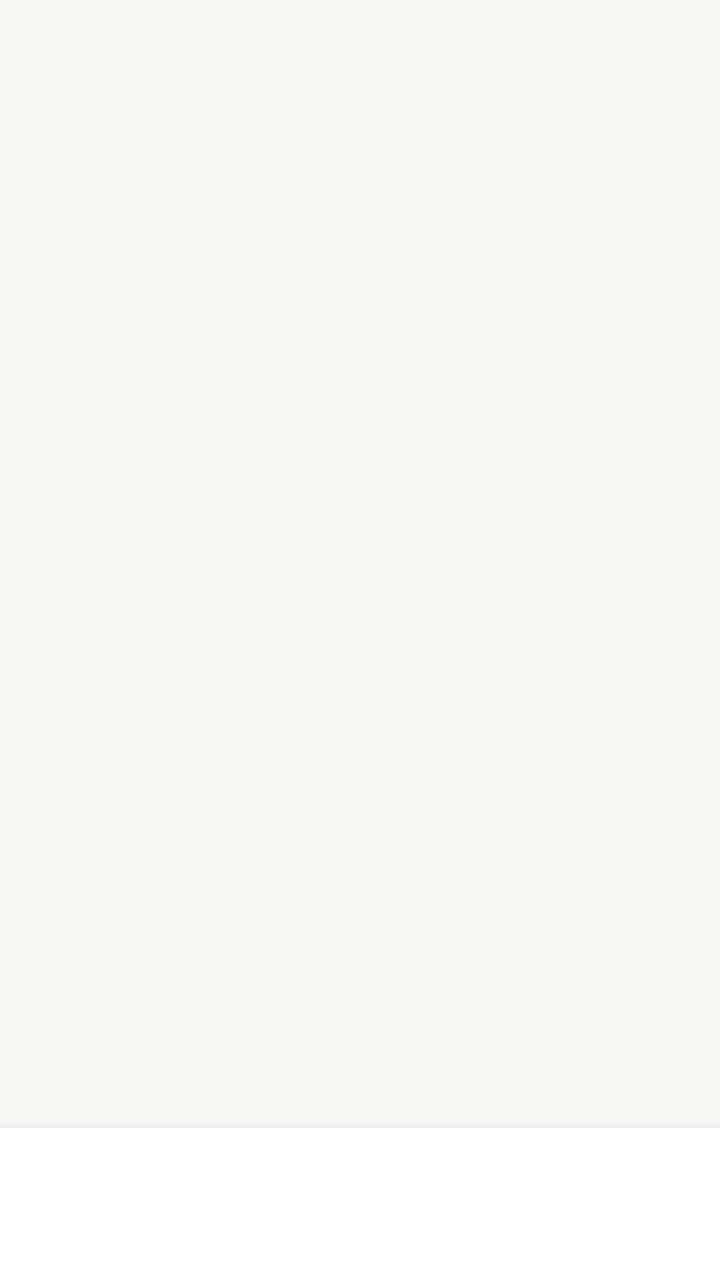
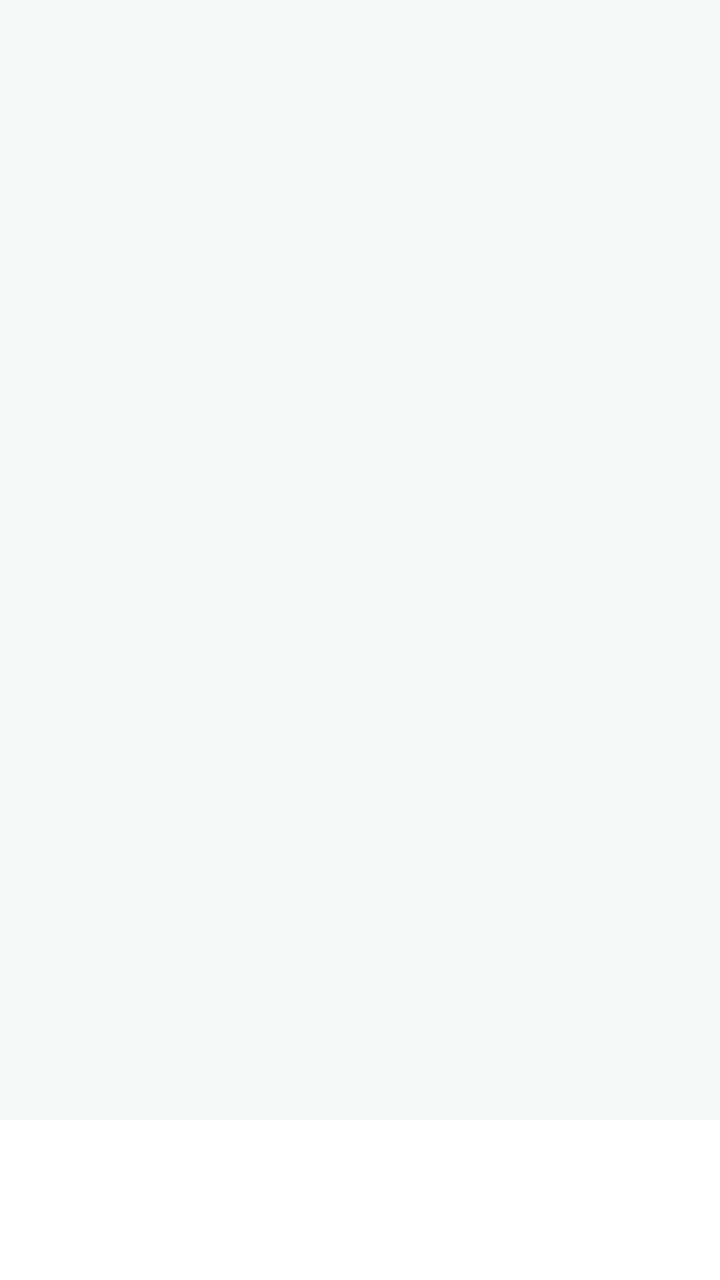

Before-and-after screenshots of an Android layout around one commit, followed by the original layout XML and the change that was made.
<!-- AndroidManifest.xml: application theme Theme.PharmaSIUJava -->
<!-- res/layout/activity_main.xml -->
<?xml version="1.0" encoding="utf-8"?>
<LinearLayout xmlns:android="http://schemas.android.com/apk/res/android"
    android:id="@+id/main_root"
    android:layout_width="match_parent" android:layout_height="match_parent"
    android:background="@color/cream" android:orientation="vertical"
    android:clipChildren="false">
    <FrameLayout
        android:id="@+id/content_area"
        android:layout_width="match_parent"
        android:layout_height="0dp"
        android:layout_weight="1"/>
    
    <LinearLayout
        android:id="@+id/navigation_bar"
        android:layout_width="match_parent"
        android:layout_height="@dimen/ui_bottom_navigation_height"
        android:background="@color/white"
        android:orientation="vertical"
        android:elevation="10dp"
        android:importantForAccessibility="yes"/>
</LinearLayout>
<!-- resources referenced by this layout -->
<resources>
  <color name="cream">#F6F7F2</color>
  <color name="white">#FFFFFFFF</color>
  <dimen name="ui_bottom_navigation_height">76dp</dimen>
  <style name="Theme.PharmaSIUJava" parent="Theme.Material3.DayNight.NoActionBar">
          <item name="colorPrimary">@color/emerald</item>
          <item name="colorOnPrimary">@color/white</item>
          <item name="colorSecondary">@color/lime</item>
          <item name="colorOnSecondary">@color/forest</item>
          <item name="colorSurface">@color/white</item>
          <item name="colorOnSurface">@color/ink</item>
          <item name="colorSurfaceVariant">@color/mint</item>
          <item name="colorOnSurfaceVariant">@color/muted</item>
          <item name="colorOutline">@color/line</item>
          <item name="android:textColor">@color/ink</item>
          <item name="android:textColorPrimary">@color/ink</item>
          <item name="android:textColorSecondary">@color/muted</item>
          <item name="android:textColorHint">@color/muted</item>
          <item name="android:editTextColor">@color/ink</item>
          <item name="android:fontFamily">sans</item>
          <item name="android:windowLightStatusBar">false</item>
          <item name="android:statusBarColor">@color/forest</item>
          <item name="android:navigationBarColor">@color/forest</item>
          <item name="android:windowActionModeOverlay">true</item>
          <item name="android:windowLightNavigationBar">false</item>
      </style>
  <color name="emerald">#064D3A</color>
  <color name="lime">#B9F48B</color>
  <color name="forest">#073D30</color>
  <color name="ink">#192A24</color>
  <color name="mint">#E6F3E6</color>
  <color name="muted">#2E3F36</color>
  <color name="line">#B8C7BC</color>
</resources>

<!-- the commit's change to res/layout/activity_main.xml (unified diff, before → after) -->
@@ -2,7 +2,7 @@
 <LinearLayout xmlns:android="http://schemas.android.com/apk/res/android"
     android:id="@+id/main_root"
     android:layout_width="match_parent" android:layout_height="match_parent"
-    android:background="@color/cream" android:orientation="vertical"
+    android:background="@color/ui_workspace_canvas" android:orientation="vertical"
     android:clipChildren="false">
     <FrameLayout
         android:id="@+id/content_area"
@@ -16,6 +16,5 @@
         android:layout_height="@dimen/ui_bottom_navigation_height"
         android:background="@color/white"
         android:orientation="vertical"
-        android:elevation="10dp"
         android:importantForAccessibility="yes"/>
 </LinearLayout>
<!-- resource entries referenced after the edit -->
@@ -1,36 +1,40 @@
 <!-- resources referenced by this layout -->
 <resources>
-  <color name="cream">#F6F7F2</color>
+  <color name="ui_workspace_canvas">#F5FAF8</color>
+  <color name="cream">#E8F1EB</color>
   <color name="white">#FFFFFFFF</color>
-  <dimen name="ui_bottom_navigation_height">76dp</dimen>
-  <style name="Theme.PharmaSIUJava" parent="Theme.Material3.DayNight.NoActionBar">
+  <dimen name="ui_bottom_navigation_height">80dp</dimen>
+  <style name="Theme.PharmaSIUJava" parent="Theme.Material3.Light.NoActionBar">
           <item name="colorPrimary">@color/emerald</item>
           <item name="colorOnPrimary">@color/white</item>
           <item name="colorSecondary">@color/lime</item>
           <item name="colorOnSecondary">@color/forest</item>
-          <item name="colorSurface">@color/white</item>
+          <item name="colorSurface">@color/paper</item>
           <item name="colorOnSurface">@color/ink</item>
           <item name="colorSurfaceVariant">@color/mint</item>
           <item name="colorOnSurfaceVariant">@color/muted</item>
-          <item name="colorOutline">@color/line</item>
+          <item name="colorOutline">@color/control_outline</item>
           <item name="android:textColor">@color/ink</item>
           <item name="android:textColorPrimary">@color/ink</item>
           <item name="android:textColorSecondary">@color/muted</item>
           <item name="android:textColorHint">@color/muted</item>
           <item name="android:editTextColor">@color/ink</item>
-          <item name="android:fontFamily">sans</item>
-          <item name="android:windowLightStatusBar">false</item>
-          <item name="android:statusBarColor">@color/forest</item>
-          <item name="android:navigationBarColor">@color/forest</item>
+          <item name="android:fontFamily">sans-serif</item>
+          <item name="android:colorAccent">@color/emerald</item>
+          <item name="android:windowBackground">@color/cream</item>
+          <item name="android:windowLightStatusBar">true</item>
+          <item name="android:statusBarColor">@color/cream</item>
+          <item name="android:navigationBarColor">@color/cream</item>
           <item name="android:windowActionModeOverlay">true</item>
-          <item name="android:windowLightNavigationBar">false</item>
+          <item name="android:windowLightNavigationBar">true</item>
       </style>
-  <color name="emerald">#064D3A</color>
-  <color name="lime">#B9F48B</color>
-  <color name="forest">#073D30</color>
-  <color name="ink">#192A24</color>
-  <color name="mint">#E6F3E6</color>
-  <color name="muted">#2E3F36</color>
-  <color name="line">#B8C7BC</color>
+  <color name="emerald">#065640</color>
+  <color name="lime">#C3E88D</color>
+  <color name="forest">#043C30</color>
+  <color name="paper">#F2F8F4</color>
+  <color name="ink">#102D23</color>
+  <color name="mint">#CDE7D8</color>
+  <color name="muted">#3D5F4F</color>
+  <color name="control_outline">#648C76</color>
 </resources>
 
